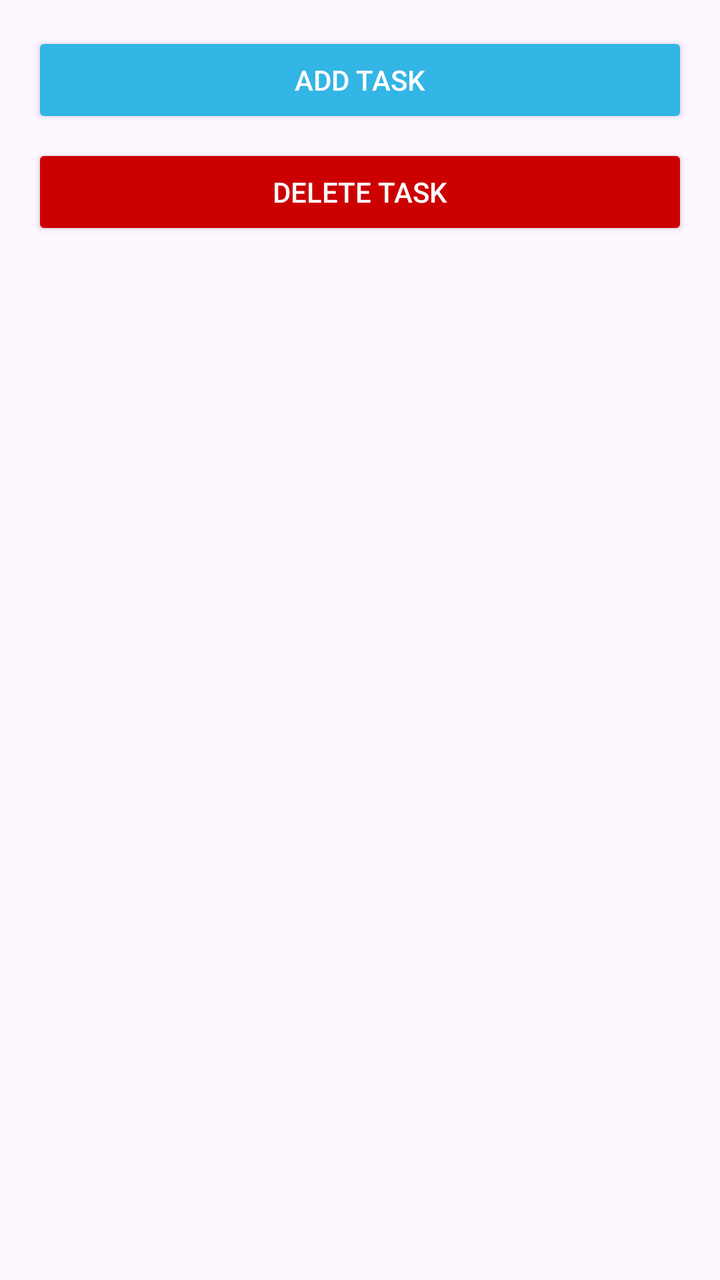
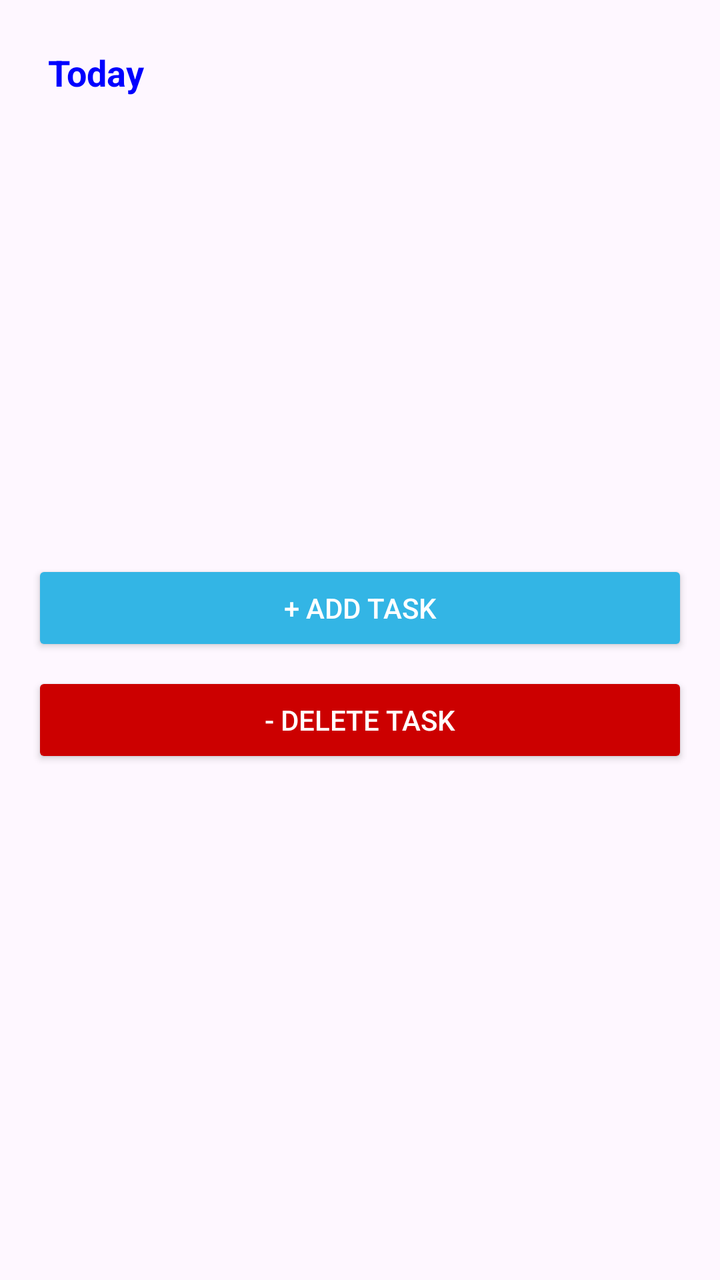

The first picture is an Android layout as it rendered before a commit; the second is the same layout after the commit. The layout source and the unified diff follow.
<!-- AndroidManifest.xml: application theme Theme.DailyTasker -->
<!-- res/layout/activity_main.xml -->
<LinearLayout
    xmlns:android="http://schemas.android.com/apk/res/android"
    android:layout_width="match_parent"
    android:layout_height="match_parent"
    android:orientation="vertical"
    android:padding="16dp">

    
    <Button
        android:id="@+id/btnAddTask"
        android:layout_width="match_parent"
        android:layout_height="wrap_content"
        android:layout_marginBottom="8dp"
        android:text="Add Task"
        android:backgroundTint="@android:color/holo_blue_light"
        android:textColor="@android:color/white" />

    
    <Button
        android:id="@+id/btnDeleteTask"
        android:layout_width="match_parent"
        android:layout_height="wrap_content"
        android:layout_marginBottom="16dp"
        android:text="Delete Task"
        android:backgroundTint="@android:color/holo_red_dark"
        android:textColor="@android:color/white" />

    
    <androidx.recyclerview.widget.RecyclerView
        android:id="@+id/recyclerViewTasks"
        android:layout_width="match_parent"
        android:layout_height="0dp"
        android:layout_weight="1"
        android:clipToPadding="false"
        android:paddingBottom="8dp"
        android:overScrollMode="never" />
</LinearLayout>
<!-- resources referenced by this layout -->
<resources>
  <style name="Theme.DailyTasker" parent="Base.Theme.DailyTasker" />
  <style name="Base.Theme.DailyTasker" parent="Theme.Material3.DayNight.NoActionBar">
          
          
      </style>
</resources>

<!-- the commit's change to res/layout/activity_main.xml (unified diff, before → after) -->
@@ -1,9 +1,39 @@
 <LinearLayout
     xmlns:android="http://schemas.android.com/apk/res/android"
+    xmlns:app="http://schemas.android.com/apk/res-auto"
+    xmlns:tools="http://schemas.android.com/tools"
     android:layout_width="match_parent"
     android:layout_height="match_parent"
     android:orientation="vertical"
-    android:padding="16dp">
+    android:padding="16dp"
+    tools:context=".MainActivity">
+
+        <LinearLayout
+            android:layout_width="wrap_content"
+            android:layout_height="wrap_content"
+            android:orientation="horizontal"
+            android:padding="8dp">
+
+            <TextView
+                android:id="@+id/today_date"
+                android:layout_width="wrap_content"
+                android:layout_height="wrap_content"
+                android:layout_gravity="start"
+                android:text="Today"
+                android:textColor="#0000FF"
+                android:textSize="18sp"
+                android:textStyle="bold" />
+        </LinearLayout>
+    
+    <androidx.recyclerview.widget.RecyclerView
+        android:id="@+id/recycler_view"
+        android:layout_width="match_parent"
+        android:layout_height="0dp"
+        android:layout_weight="1"
+        android:paddingTop="16dp"
+        android:paddingBottom="16dp"
+        android:clipToPadding="false"
+        android:scrollbars="vertical" />
 
     
     <Button
@@ -11,7 +41,7 @@
         android:layout_width="match_parent"
         android:layout_height="wrap_content"
         android:layout_marginBottom="8dp"
-        android:text="Add Task"
+        android:text="+ Add Task"
         android:backgroundTint="@android:color/holo_blue_light"
         android:textColor="@android:color/white" />
 
@@ -21,7 +51,7 @@
         android:layout_width="match_parent"
         android:layout_height="wrap_content"
         android:layout_marginBottom="16dp"
-        android:text="Delete Task"
+        android:text="- Delete Task"
         android:backgroundTint="@android:color/holo_red_dark"
         android:textColor="@android:color/white" />
 
@@ -34,4 +64,5 @@
         android:clipToPadding="false"
         android:paddingBottom="8dp"
         android:overScrollMode="never" />
+
 </LinearLayout>
